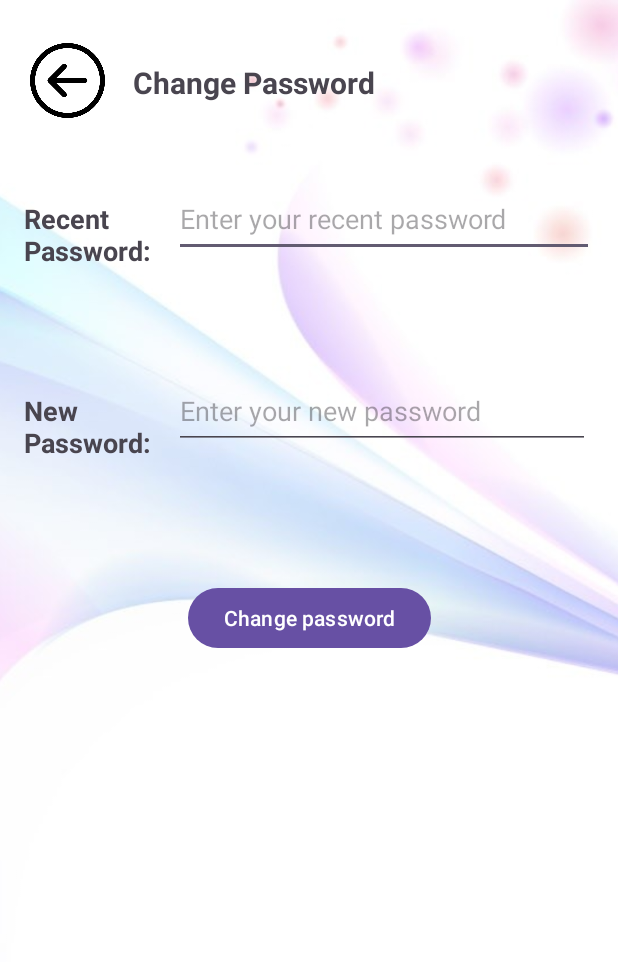
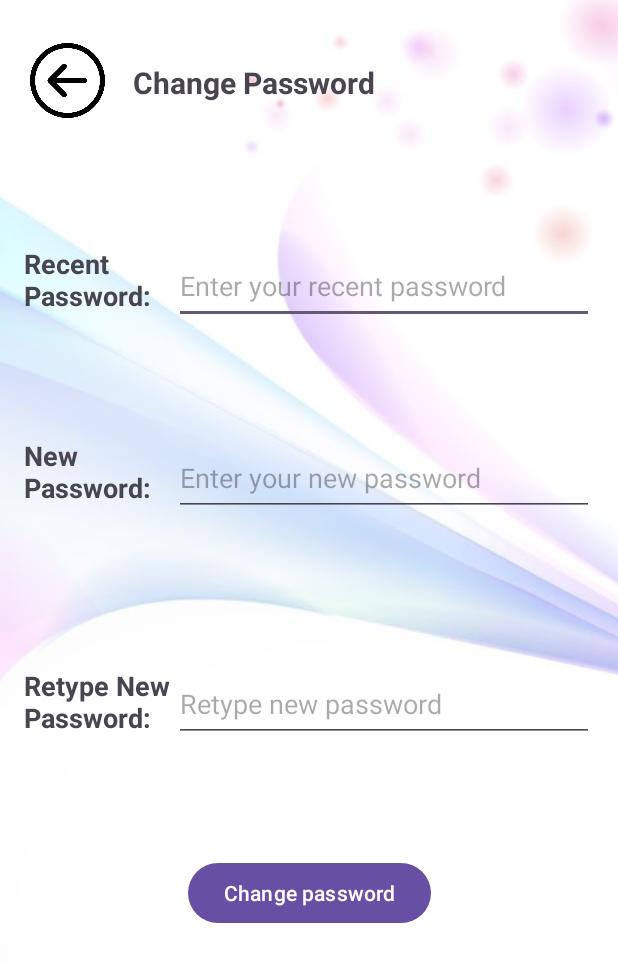
Before and after one commit to xzeo1123/Mob2, an Android app: the UserChangePassActivity screen opened directly, with no data from a screen before it, on a phone screen of 412 x 824 dp. Shown: the top 962 px of the screen. Run offline under Robolectric (Android 15) with nearby library versions, the phone set to English and light mode, and no system bars; our stand-ins replace Firebase (no records; nobody signed in at launch, a user with empty details on screens opened directly).

Commit message:
Update 90% of Hung's part 3

```diff
--- a/app/src/main/res/layout/activity_user_change_pass.xml
+++ b/app/src/main/res/layout/activity_user_change_pass.xml
@@ -51,15 +51,16 @@
 
     <LinearLayout
         android:id="@+id/linearLayout7"
-        android:layout_width="wrap_content"
+        android:layout_width="match_parent"
         android:layout_height="wrap_content"
         android:orientation="horizontal"
         android:padding="16dp"
+        android:gravity="center"
         app:layout_constraintBottom_toBottomOf="parent"
         app:layout_constraintEnd_toEndOf="parent"
         app:layout_constraintStart_toStartOf="parent"
         app:layout_constraintTop_toTopOf="parent"
-        app:layout_constraintVertical_bias="0.143"
+        app:layout_constraintVertical_bias="0.2"
         tools:ignore="MissingConstraints">
 
         <TextView
@@ -71,7 +72,7 @@
             tools:ignore="HardcodedText" />
 
         <EditText
-            android:id="@+id/editTextPassword"
+            android:id="@+id/editTextOldPassword"
             android:layout_width="315dp"
             android:layout_height="50dp"
             android:layout_weight="1"
@@ -82,42 +83,80 @@
     </LinearLayout>
 
     <LinearLayout
-        android:layout_width="409dp"
-        android:layout_height="88dp"
+        android:id="@+id/linearLayout8"
+        android:layout_width="match_parent"
+        android:layout_height="wrap_content"
+        android:layout_marginTop="40dp"
+        android:gravity="center"
         android:orientation="horizontal"
         android:padding="16dp"
-        app:layout_constraintBottom_toBottomOf="parent"
+        app:layout_constraintEnd_toEndOf="parent"
+        app:layout_constraintHorizontal_bias="0.0"
         app:layout_constraintStart_toStartOf="parent"
         app:layout_constraintTop_toBottomOf="@+id/linearLayout7"
-        app:layout_constraintVertical_bias="0.074"
         tools:ignore="MissingConstraints">
 
         <TextView
             android:layout_width="100dp"
-            android:layout_height="50dp"
+            android:layout_height="56dp"
             android:text="New Password: "
             android:textSize="18sp"
             android:textStyle="bold"
             tools:ignore="HardcodedText" />
 
         <EditText
-            android:id="@+id/editTextRePassword"
-            android:layout_width="match_parent"
+            android:id="@+id/editTextNewPassword"
+            android:layout_width="315dp"
             android:layout_height="50dp"
             android:layout_weight="1"
             android:hint="Enter your new password"
             android:inputType="textPassword"
             tools:ignore="Autofill,HardcodedText,InefficientWeight" />
+
+    </LinearLayout>
+
+    <LinearLayout
+        android:id="@+id/linearLayout9"
+        android:layout_width="match_parent"
+        android:layout_height="100dp"
+        android:gravity="center"
+        android:orientation="horizontal"
+        android:padding="16dp"
+        app:layout_constraintBottom_toBottomOf="parent"
+        app:layout_constraintStart_toStartOf="parent"
+        app:layout_constraintTop_toBottomOf="@+id/linearLayout8"
+        app:layout_constraintVertical_bias="0.157"
+        tools:ignore="MissingConstraints">
+
+        <TextView
+            android:layout_width="100dp"
+            android:layout_height="50dp"
+            android:text="Retype New Password:"
+            android:textSize="18sp"
+            android:textStyle="bold"
+            tools:ignore="HardcodedText" />
+
+        <EditText
+            android:id="@+id/editTextConfirmPassword"
+            android:layout_width="match_parent"
+            android:layout_height="50dp"
+            android:layout_weight="1"
+            android:hint="Retype new password"
+            android:inputType="textPassword"
+            tools:ignore="Autofill,HardcodedText,InefficientWeight" />
     </LinearLayout>
 
     <Button
+        android:id="@+id/buttonUpdatePassword"
         android:layout_width="wrap_content"
         android:layout_height="wrap_content"
         android:text="Change password"
-        app:layout_constraintBottom_toBottomOf="parent"
+        app:layout_constraintBottom_toBottomOf="@+id/background_image"
         app:layout_constraintEnd_toEndOf="parent"
+        app:layout_constraintHorizontal_bias="0.5"
         app:layout_constraintStart_toStartOf="parent"
-        app:layout_constraintTop_toTopOf="parent"
+        app:layout_constraintTop_toBottomOf="@+id/linearLayout9"
+        app:layout_constraintVertical_bias="0.2"
         tools:ignore="HardcodedText,MissingConstraints" />
 
 </androidx.constraintlayout.widget.ConstraintLayout>
```
Also changed, not shown: app/src/main/java/com/example/androidproject/UserChangePassActivity.java (+89 -1 lines).
